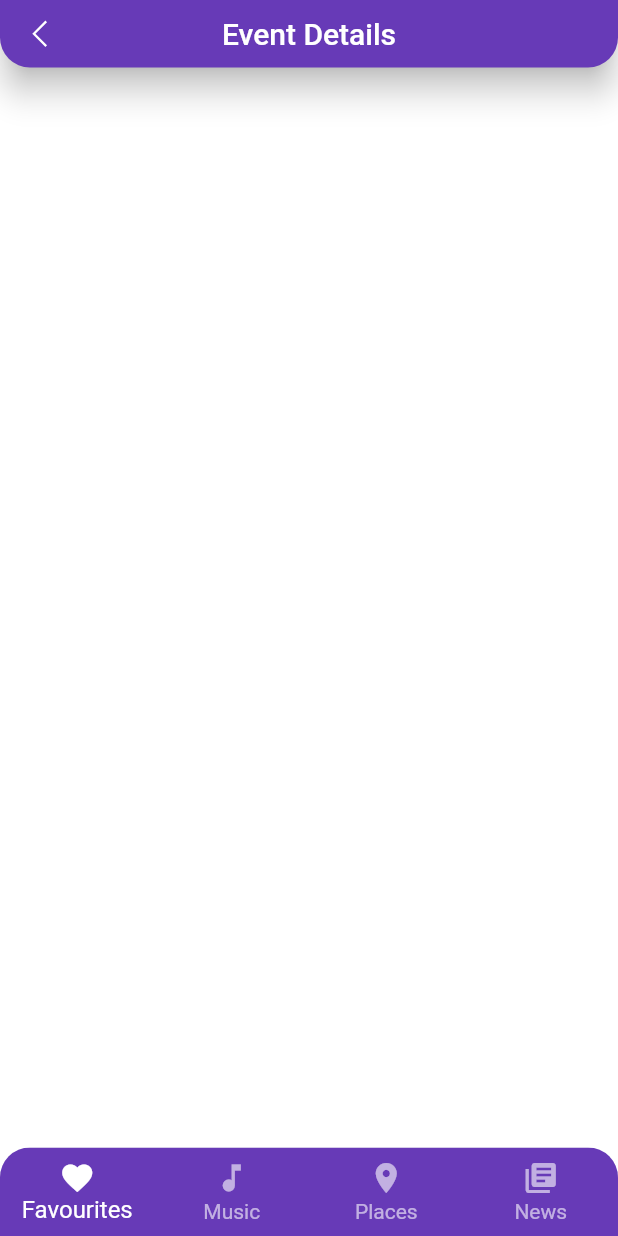
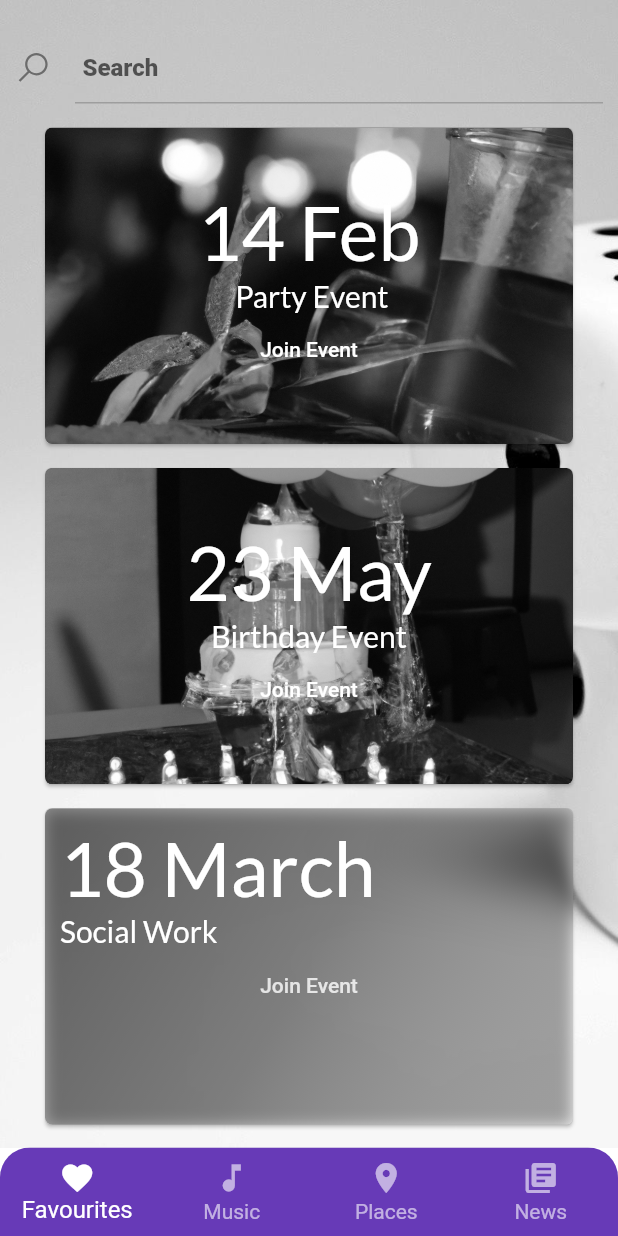
Before and after one commit to ShauryaPanwar/event-details, a Flutter app: the screen it shows after launch, on a phone screen of 412 x 824 dp. Run offline on Flutter 3.47's test engine with Material 2 defaults, Android fonts, the phone set to English and light mode, and no system bars; our stand-ins replace another_flushbar, google_fonts, image_picker, line_awesome_flutter, permission_handler, shared_preferences; missing offline and left inert: flutter_barcode_scanner, flutter_material_pickers.

Commit message:
event list appended

```diff
--- a/lib/detail.dart
+++ b/lib/detail.dart
@@ -1,7 +1,10 @@
+import 'dart:ui';
+
 import 'package:event_details/utils/spaces.dart';
+import 'package:event_details/widgets/event_card.dart';
 import 'package:flutter/material.dart';
 import 'package:line_awesome_flutter/line_awesome_flutter.dart';
-
+import 'package:google_fonts/google_fonts.dart';
 
 class detail extends StatefulWidget {
   const detail({Key? key}) : super(key: key);
@@ -10,9 +13,7 @@ class detail extends StatefulWidget {
   State<detail> createState() => _detailState();
 }
 
-int _selectedindex=0;
-
-
+int _selectedindex = 0;
 
 class _detailState extends State<detail> {
   @override
@@ -21,59 +22,95 @@ class _detailState extends State<detail> {
       bottom: false,
       child: Scaffold(
         backgroundColor: Colors.white,
-        appBar:AppBar(
-          foregroundColor: Colors.white,
-          title: Text(" Event Details ",) ,
-          centerTitle: true,
-          toolbarHeight: 45,
-          toolbarOpacity: 1,
-          shape: const RoundedRectangleBorder(
-              borderRadius: BorderRadius.only(
-                  bottomLeft: Radius.circular(20),
-                  bottomRight: Radius.circular(20))),
-          backgroundColor: Colors.deepPurple,
-          elevation: 9,
-          leading: IconButton(
-            color: Colors.white,
-            onPressed: () {},
-            icon: const Icon(LineAwesomeIcons.angle_left),
-          ),
-          actions: [
-
-          ],
-        ),
         body: SingleChildScrollView(
           child: Container(
+            height: MediaQuery.of(context).size.height * 1,
+            decoration: BoxDecoration(
+                image: DecorationImage(
+                    image: AssetImage('assets/dices.jpeg'), fit: BoxFit.cover)),
             padding: EdgeInsets.all(10),
             child: Column(
-              mainAxisAlignment: MainAxisAlignment.center,
+                mainAxisAlignment: MainAxisAlignment.start,
                 crossAxisAlignment: CrossAxisAlignment.stretch,
                 children: [
                   verticalspacing(11),
-
-
+                  TextField(
+                    style: GoogleFonts.adventPro(fontWeight: FontWeight.w800),
+                    decoration: InputDecoration(
+                        icon: Icon(LineAwesomeIcons.search),
+                        hintText: "Search",
+                        contentPadding: EdgeInsets.all(5),
+                        enabledBorder: UnderlineInputBorder(
+                          borderSide: BorderSide(color: Colors.grey),
+                        )),
+                    // cursorColor: Colors.lightBlueAccent,
+                  ),
+                  verticalspacing(11),
+                  CardEvent(Date: "14 Feb", event_name: " Party Event", image: AssetImage('assets/drinks.png')),
+                  verticalspacing(11),
+                  CardEvent(Date: "23 May", event_name: "Birthday Event", image: AssetImage('assets/Party.png')),
+                  verticalspacing(11),
+                  Card(
+                    color: Colors.black12,
+                    clipBehavior: Clip.antiAlias,
+                    child: BackdropFilter(
+                      filter: ImageFilter.blur(sigmaX: 5.0,sigmaY: 5.0),
+                      child: Container(
+                        height: MediaQuery.of(context).size.height * 0.256,
+                        width: double.infinity,
+                        decoration: BoxDecoration(
+                            gradient: LinearGradient(
+                                colors: [Colors.black.withOpacity(0.40), Colors.black.withOpacity(0.2),Colors.grey.withOpacity(0.01)],
+                                begin: Alignment.topLeft,
+                                end: Alignment.bottomRight),
+                            borderRadius: BorderRadius.circular(5.0)),
+                        child: Material(
+                          child: InkWell(
+                            onTap: (){},
+                            child: Padding(
+                              padding: const EdgeInsets.all(10),
+                              child: Column(
+                                crossAxisAlignment: CrossAxisAlignment.start,
+                                children: [
+                                  Text("18 March",
+                                      style: GoogleFonts.lato(
+                                          color: Colors.white, fontSize: 50)),
+                                  Text('Social Work',
+                                      style: GoogleFonts.lato(
+                                          color: Colors.white, fontSize: 20)),
+                                  TextButton(
+                                      onPressed: () {},
+                                      child: Center(
+                                        child: Text(
+                                          'Join Event',
+                                          style: TextStyle(color: Colors.white.withOpacity(0.8)),
+                                        ),
+                                      )
+                                  )
                                 ],
                               ),
                             ),
                           ),
-
-
-
-
-
+                        ),
+                      ),
+                    ),
+                    margin: EdgeInsets.only(left: 20.0, right: 20.0, top: 5.0),
+                  )
+                ]
+            ),
+          ),
+        ),
         bottomNavigationBar: Container(
           decoration: BoxDecoration(
               borderRadius: BorderRadius.only(
             topLeft: Radius.circular(30),
             topRight: Radius.circular(30),
-            )
-          ),
+          )),
           child: ClipRRect(
             borderRadius: const BorderRadius.only(
               topRight: Radius.circular(20),
               topLeft: Radius.circular(20),
             ),
-
             child: BottomNavigationBar(
               type: BottomNavigationBarType.fixed,
               elevation: 9,
@@ -83,11 +120,10 @@ class _detailState extends State<detail> {
               unselectedItemColor: Colors.white.withOpacity(.60),
               selectedFontSize: 16,
               unselectedFontSize: 14,
-              onTap: (value){
+              onTap: (value) {
                 setState(() {
                   _selectedindex = value;
                 });
-
               },
               items: [
                 BottomNavigationBarItem(
--- a/lib/main.dart
+++ b/lib/main.dart
@@ -17,6 +17,7 @@ class MyApp extends StatelessWidget {
   Widget build(BuildContext context) {
     return MaterialApp(
       title: 'Flutter Demo',
+
       theme: ThemeData(
         canvasColor: Colors.transparent,
         primarySwatch: Colors.deepPurple,
--- /dev/null
+++ b/lib/widgets/event_card.dart
@@ -0,0 +1,67 @@
+import 'dart:ui';
+
+import 'package:flutter/material.dart';
+import 'package:google_fonts/google_fonts.dart';
+
+class CardEvent extends StatelessWidget {
+  final String Date;
+  final String event_name;
+  final AssetImage image;
+
+  const CardEvent(
+      {Key? key,
+      required this.Date,
+      required this.event_name,
+        required this.image})
+      : super(key: key);
+
+  @override
+  Widget build(BuildContext context) {
+    return Card(
+      color: Colors.black12,
+      clipBehavior: Clip.antiAlias,
+      child: BackdropFilter(
+        filter: ImageFilter.blur(sigmaX: 10.0,sigmaY: 10.0),
+        child: Container(
+          height: MediaQuery.of(context).size.height * 0.256,
+          width: double.infinity,
+          decoration: BoxDecoration(
+              gradient: LinearGradient(
+                  colors: [Colors.black38, Colors.black12],
+                  begin: Alignment.topLeft,
+                  end: Alignment.bottomRight),
+              borderRadius: BorderRadius.circular(5.0),
+              image: DecorationImage(
+                  colorFilter: ColorFilter.mode(Colors.grey, BlendMode.saturation),
+                  fit: BoxFit.cover,
+                  image: image)),
+          child: Material(
+            child: InkWell(
+              onTap: (){},
+              child: Padding(
+                padding: const EdgeInsets.only(top: 40),
+                child: Column(
+                  children: [
+                    Text("$Date",
+                        style: GoogleFonts.lato(
+                            color: Colors.white, fontSize: 50)),
+                    Text('$event_name',
+                        style: GoogleFonts.lato(
+                            color: Colors.white, fontSize: 20)),
+                    TextButton(
+                        onPressed: () {},
+                        child: Text(
+                          'Join Event',
+                          style: TextStyle(color: Colors.white),
+                        ))
+                  ],
+                ),
+              ),
+            ),
+          ),
+        ),
+      ),
+      margin: EdgeInsets.only(left: 20.0, right: 20.0, top: 5.0),
+    );
+  }
+}
```
Also changed, not shown: assets/2599646.jpg (added), assets/Party.png (added), assets/dices.jpeg (added), assets/drinks.png (added), pubspec.lock. Lines whose indentation alone changed are shown as unchanged.
